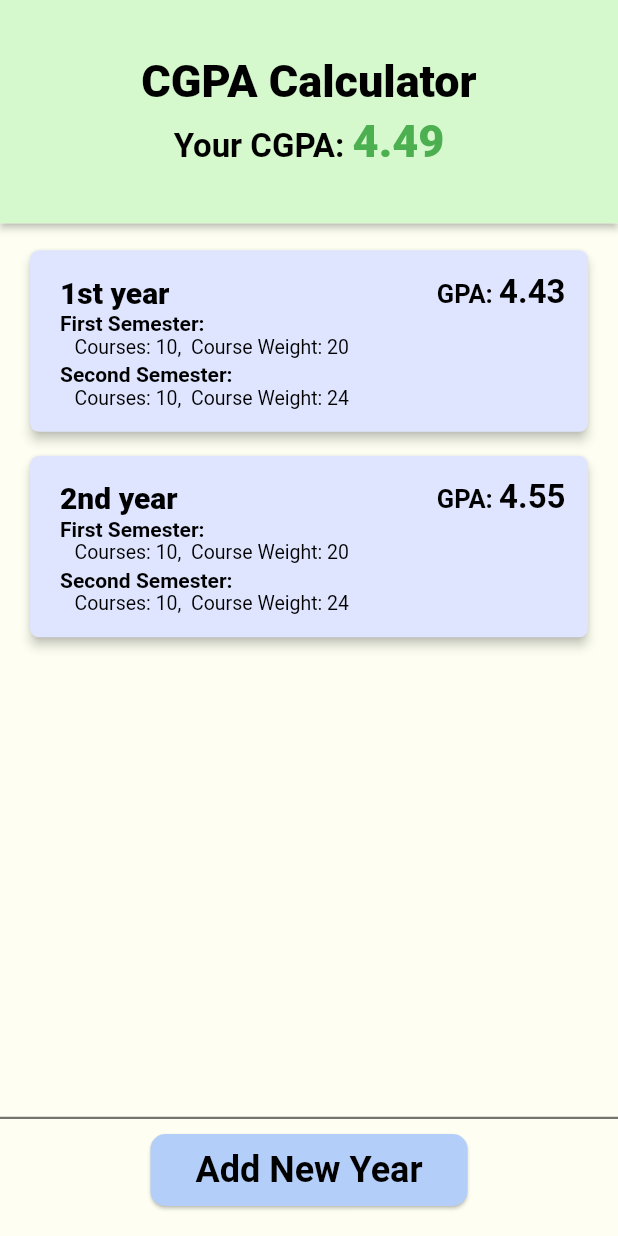
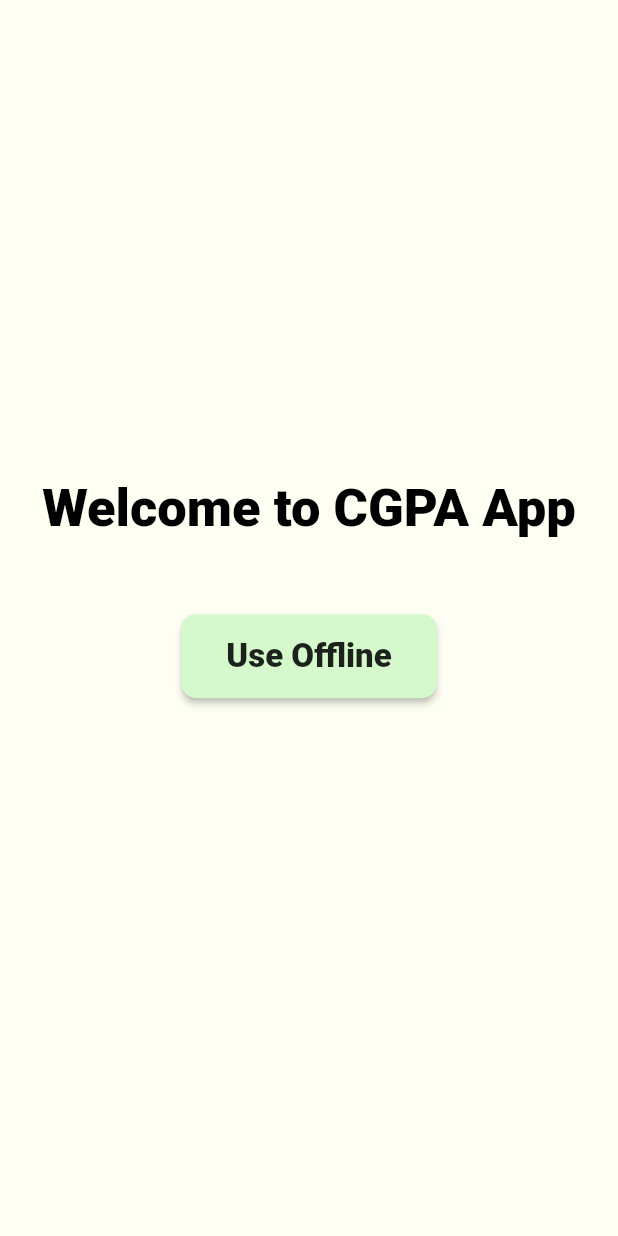
Before and after one commit to LordOlumide/upgraded_cgpa_app, a Flutter app: the screen it shows after launch, on a phone screen of 412 x 824 dp. Run offline on Flutter 3.47's test engine with Material 2 defaults, Android fonts, the phone set to English and light mode, and no system bars; our stand-ins replace flutter_riverpod.

Commit message:
Basic app functionality working. Persistence next

```diff
--- a/lib/app/core/app_theme/theme.dart
+++ b/lib/app/core/app_theme/theme.dart
@@ -8,13 +8,16 @@ class AppTheme {
   static Color lightBackgroundColor = const Color(0xffc7c7c7);
   static Color lightFloatingActionButtonColor = const Color(0xffb3cef8);
   static Color lightScaffoldBackgroundColor = const Color(0xfffefff2);
-  static Color lightTextColor = Colors.black87;
+  static Color lightModeBlackTextColor = Colors.black;
+  static Color lightModeWhiteTextColor = Colors.white;
   static Color lightGreenColor = Colors.green;
 
   static Color darkPrimaryColor = const Color(0xFF232323);
   static Color darkSecondaryColor = const Color(0xFF7700b2);
   static Color darkBackgroundColor = const Color(0xffbcbcbc);
   static Color darkFloatingActionButtonColor = const Color(0xFFb41eff);
+  static Color darkModeWhiteTextColor = Colors.white;
+  static Color darkModeBlackTextColor = Colors.black;
   static Color darkGreenColor = Colors.green[300]!;
 
   const AppTheme._();
@@ -33,9 +36,9 @@ class AppTheme {
       backgroundColor: lightFloatingActionButtonColor,
     ),
     scaffoldBackgroundColor: lightScaffoldBackgroundColor,
-    textTheme: const TextTheme(
-      bodyMedium: TextStyle(color: Colors.black),
-      bodyLarge: TextStyle(color: Colors.white),
+    textTheme: TextTheme(
+      bodyMedium: TextStyle(color: lightModeBlackTextColor),
+      bodyLarge: TextStyle(color: lightModeWhiteTextColor),
     ),
   );
 
@@ -46,9 +49,9 @@ class AppTheme {
       secondary: darkSecondaryColor,
       background: darkBackgroundColor,
     ),
-    textTheme: const TextTheme(
-      bodyMedium: TextStyle(color: Colors.white),
-      bodyLarge: TextStyle(color: Colors.black),
+    textTheme: TextTheme(
+      bodyMedium: TextStyle(color: darkModeWhiteTextColor),
+      bodyLarge: TextStyle(color: darkModeBlackTextColor),
     ),
     scaffoldBackgroundColor: lightScaffoldBackgroundColor,
     floatingActionButtonTheme: FloatingActionButtonThemeData(
--- a/lib/app/models/year_result.dart
+++ b/lib/app/models/year_result.dart
@@ -1,3 +1,4 @@
+import 'package:flutter_riverpod/flutter_riverpod.dart';
 import 'package:upgraded_cgpa_app/app/models/course_result.dart';
 import 'package:upgraded_cgpa_app/app/models/semester_result.dart';
 
--- a/lib/app/ui/routing/app_router.dart
+++ b/lib/app/ui/routing/app_router.dart
@@ -1,15 +1,39 @@
 import 'package:flutter/material.dart';
+import 'package:upgraded_cgpa_app/app/ui/screens/course_view_screen/course_view_screen.dart';
 import 'package:upgraded_cgpa_app/app/ui/screens/home_screen.dart';
+import 'package:upgraded_cgpa_app/app/ui/screens/semester_view_screen.dart';
+import 'package:upgraded_cgpa_app/app/ui/screens/welcome_screen.dart';
 
 class AppRouter {
   const AppRouter._();
 
   static Route<dynamic> onGenerateRoute(RouteSettings settings) {
     switch (settings.name) {
+      case WelcomeScreen.screenId:
+        return MaterialPageRoute(builder: (context) => const WelcomeScreen());
+
       case HomeScreen.screenId:
-        return MaterialPageRoute(builder: (context) => const HomeScreen());
+        return MaterialPageRoute(builder: (context) {
+          return const HomeScreen();
+        });
+
+      case SemesterScreen.screenId:
+        int argument = settings.arguments as int;
+
+        return MaterialPageRoute(
+            builder: (context) => SemesterScreen(yearResultIndex: argument));
+
+      case CourseScreen.screenId:
+        Map argumentsMap = settings.arguments as Map<String, dynamic>;
+
+        return MaterialPageRoute(
+            builder: (context) => CourseScreen(
+                  yearResultIndex: argumentsMap['yearResultIndex'],
+                  isFirstSemester: argumentsMap['isFirstSemester'],
+                ));
+
       default:
-        throw Exception('Route not found');
+        throw Exception('Route not found!');
     }
   }
 }
--- a/lib/app/ui/screens/course_view_screen/course_states_provider.dart
+++ b/lib/app/ui/screens/course_view_screen/course_states_provider.dart
@@ -9,6 +9,7 @@ class CourseSelectionStates extends StateNotifier<List<bool>> {
     for (int i = 0; i < noOfCourses; i++) {
       state.add(false);
     }
+    state = [...state];
   }
 
   String get appBarTitle {
@@ -45,6 +46,7 @@ class CourseSelectionStates extends StateNotifier<List<bool>> {
 
   toggleStateOfCourse({required int index}) {
     state[index] = !state[index];
+    state = [...state];
   }
 
   void toggleAllCoursesAreSelected() {
@@ -52,5 +54,6 @@ class CourseSelectionStates extends StateNotifier<List<bool>> {
     for (int i = 0; i < state.length; i++) {
       state[i] = newState;
     }
+    state = [...state];
   }
 }
--- a/lib/app/ui/screens/home_screen.dart
+++ b/lib/app/ui/screens/home_screen.dart
@@ -73,12 +73,18 @@ class HomeScreen extends ConsumerWidget {
               flex: 4,
               child: Padding(
                 padding: const EdgeInsets.fromLTRB(15, 0, 15, 0),
-                child: ListView.builder(
+                child: ListView(
                   padding: const EdgeInsets.only(top: 10, bottom: 30),
-                  itemCount: ref.watch(databaseProvider).length,
-                  itemBuilder: (context, index) {
-                    return YearCardDisplay(yearResultIndex: index);
-                  },
+                  children: [
+                    for (int i = 0; i < ref.watch(databaseProvider).length; i++)
+                      YearCardDisplay(
+                        yearResultIndex: i,
+                        deleteThisYear: () {
+                          // TODO: implement delete middle year by index
+                          ref.read(databaseProvider.notifier).deleteYear();
+                        },
+                      )
+                  ],
                 ),
               ),
             ),
--- /dev/null
+++ b/lib/app/ui/screens/welcome_screen.dart
@@ -0,0 +1,57 @@
+import 'package:flutter/material.dart';
+import 'package:upgraded_cgpa_app/app/ui/screens/home_screen.dart';
+
+class WelcomeScreen extends StatelessWidget {
+  static const screenId = 'Welcome screen';
+
+  const WelcomeScreen({Key? key}) : super(key: key);
+
+  @override
+  Widget build(BuildContext context) {
+    return Scaffold(
+      body: Column(
+        children: [
+          Expanded(
+            child: Center(
+              child: Column(
+                mainAxisAlignment: MainAxisAlignment.center,
+                children: [
+                  Text(
+                    'Welcome to CGPA App',
+                    style: TextStyle(
+                      fontSize: 35,
+                      fontWeight: FontWeight.w800,
+                      color: Theme.of(context).textTheme.bodyMedium!.color,
+                    ),
+                    textAlign: TextAlign.center,
+                  ),
+                  const SizedBox(height: 50),
+
+                  // Use offline button
+                  MaterialButton(
+                    padding: const EdgeInsets.symmetric(
+                        horizontal: 30, vertical: 15),
+                    onPressed: () {
+                      Navigator.pushNamed(context, HomeScreen.screenId);
+                    },
+                    shape: RoundedRectangleBorder(
+                        borderRadius: BorderRadius.circular(10)),
+                    color: Theme.of(context).colorScheme.primary,
+                    child: const Text(
+                      'Use Offline',
+                      style: TextStyle(
+                        fontSize: 22,
+                        fontWeight: FontWeight.w800,
+                      ),
+                    ),
+                  ),
+                  const SizedBox(height: 40),
+                ],
+              ),
+            ),
+          ),
+        ],
+      ),
+    );
+  }
+}
--- a/lib/app/ui/widgets/input_field.dart
+++ b/lib/app/ui/widgets/input_field.dart
@@ -38,6 +38,8 @@ class InputField extends StatelessWidget {
           onChanged: (newString) {
             controller.text = newString;
           },
+          style:
+              TextStyle(color: Theme.of(context).textTheme.bodyMedium!.color),
           cursorColor: Colors.black87,
           decoration: kTextFieldDecoration.copyWith(
             hintText: hint,
--- a/lib/main.dart
+++ b/lib/main.dart
@@ -2,7 +2,7 @@ import 'package:flutter/material.dart';
 import 'package:flutter_riverpod/flutter_riverpod.dart';
 import 'package:upgraded_cgpa_app/app/core/app_theme/theme.dart';
 import 'package:upgraded_cgpa_app/app/ui/routing/app_router.dart';
-import 'package:upgraded_cgpa_app/app/ui/screens/home_screen.dart';
+import 'package:upgraded_cgpa_app/app/ui/screens/welcome_screen.dart';
 
 void main() {
   runApp(const ProviderScope(child: MyApp()));
@@ -18,7 +18,7 @@ class MyApp extends StatelessWidget {
       theme: AppTheme.lightTheme,
       darkTheme: AppTheme.darkTheme,
       onGenerateRoute: AppRouter.onGenerateRoute,
-      initialRoute: HomeScreen.screenId,
+      initialRoute: WelcomeScreen.screenId,
     );
   }
 }
```
Also changed, not shown: lib/app/data/riverpod_providers/database_provider.dart (+15 -2 lines), lib/app/ui/screens/course_view_screen/course_view_screen.dart (+23 -11 lines), lib/app/ui/screens/semester_view_screen.dart (+7 -6 lines), lib/app/ui/widgets/semester_card_display.dart (+15 -15 lines), lib/app/ui/widgets/year_card_display.dart (+27 -0 lines), pubspec.lock, 2 other files.
